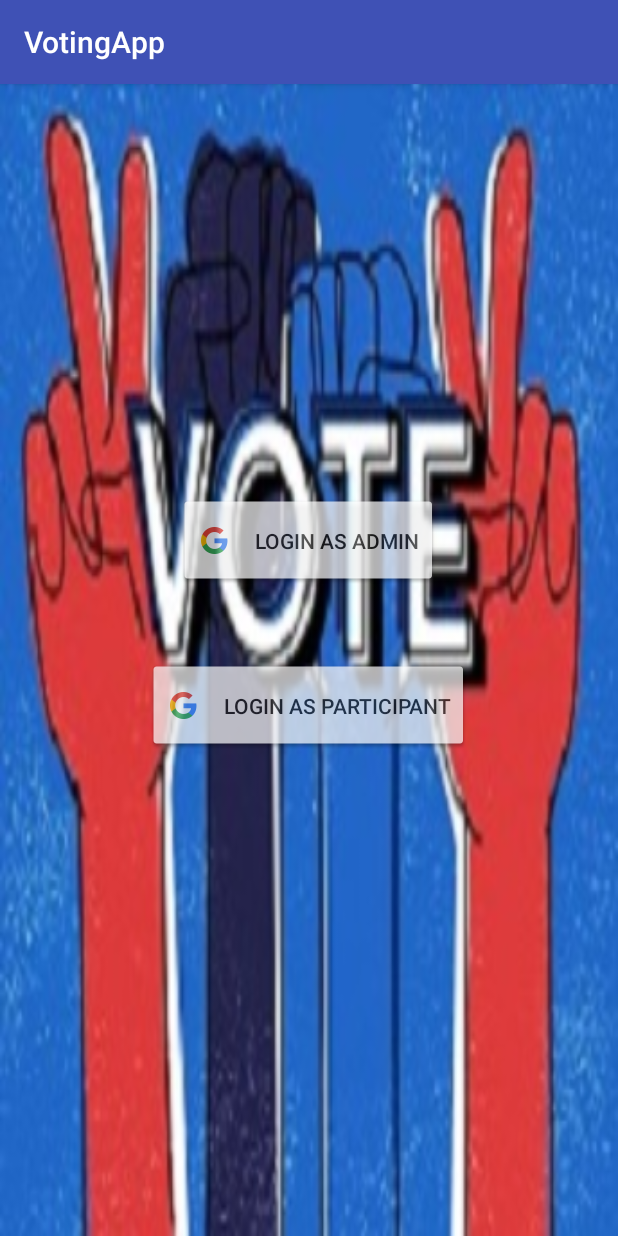
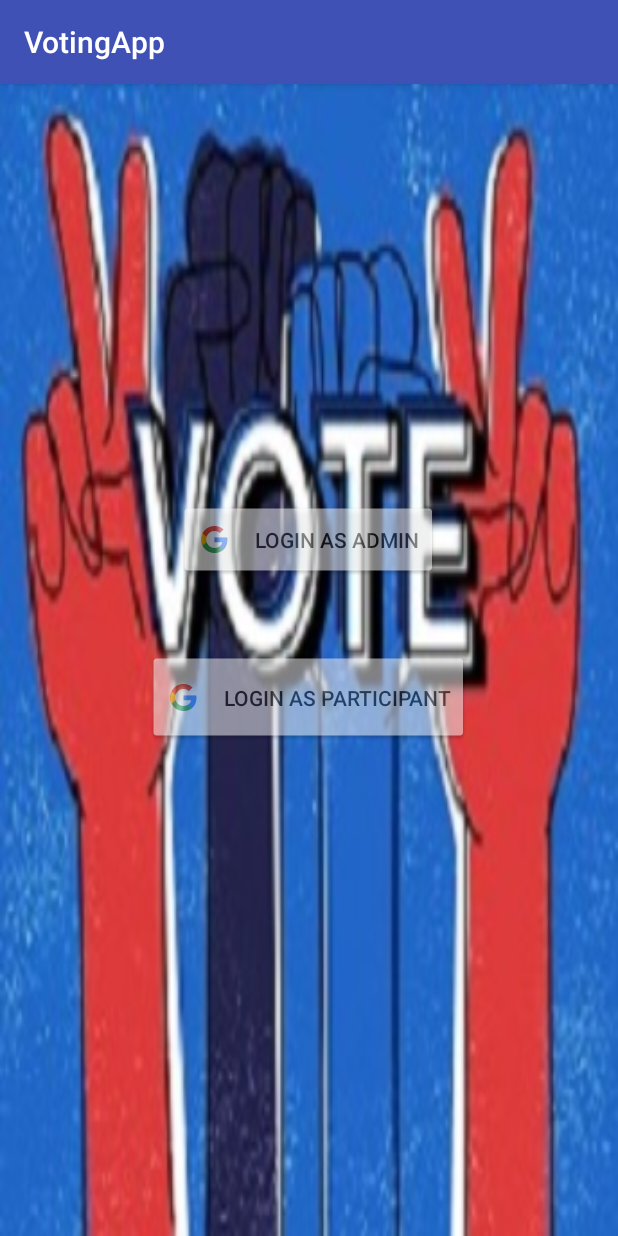
Before and after one commit to nobeldang/votingapp, an Android app: the screen it shows after launch (MainActivity), on a phone screen of 412 x 824 dp. Run offline under Robolectric (Android 15) with nearby library versions, the phone set to English and light mode, and no system bars; our stand-ins replace Firebase (no records; nobody signed in at launch, a user with empty details on screens opened directly); libraries missing offline, so code that uses them is left out: com.firebase.ui.

Commit message:
update activity_main.xml

```diff
--- a/app/src/main/res/layout/activity_main.xml
+++ b/app/src/main/res/layout/activity_main.xml
@@ -13,9 +13,9 @@
     <Button
         android:id="@+id/btnadmin"
         android:layout_width="wrap_content"
-        android:layout_height="60sp"
+        android:layout_height="50sp"
         android:layout_gravity="center"
-        android:alpha="0.7"
+        android:alpha="0.5"
         android:gravity="center"
         android:background="@drawable/common_google_signin_btn_text_light"
         android:text="Login as admin"
@@ -27,7 +27,7 @@
         android:layout_height="60sp"
         android:layout_gravity="center"
         android:layout_margin="50sp"
-        android:alpha="0.7"
+        android:alpha="0.5"
         android:gravity="center"
         android:background="@drawable/common_google_signin_btn_text_light"
         android:text="Login as participant"
```
